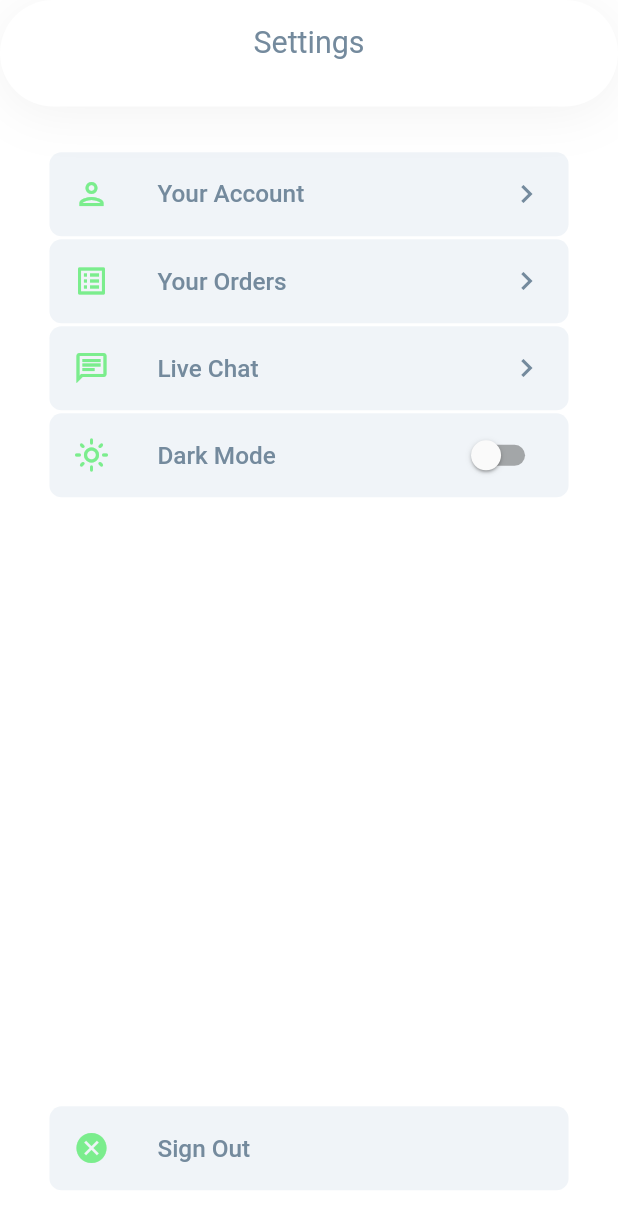
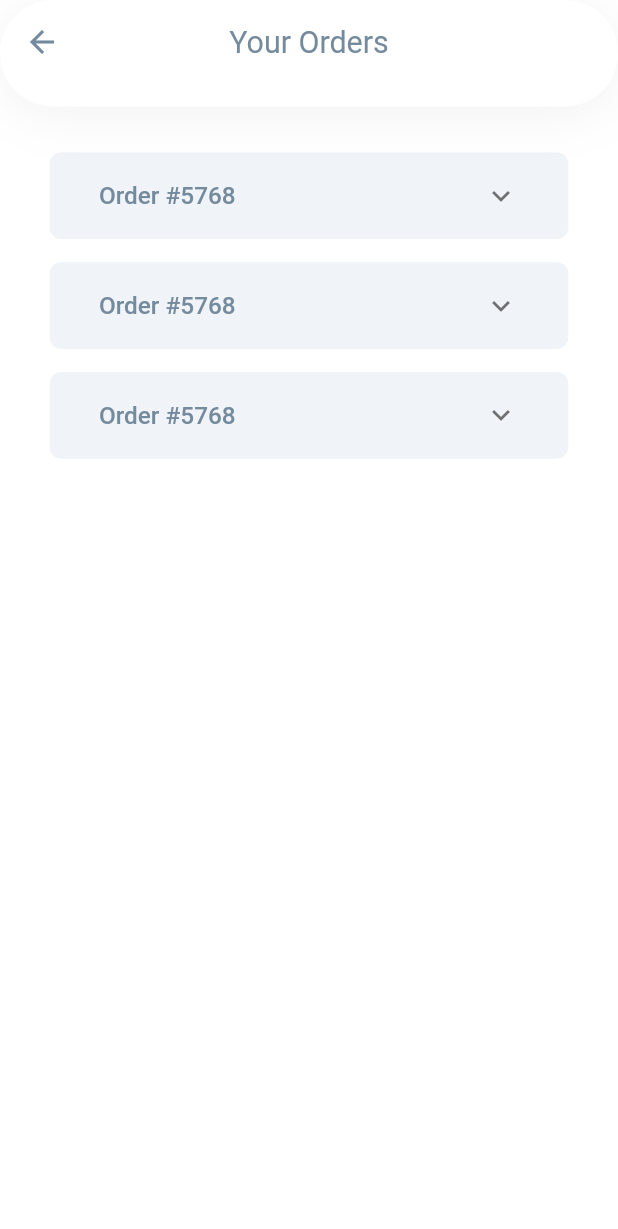
Before and after one commit to applevinc/fresh_food, a Flutter app: the SettingsScreen screen opened directly, after a tap on "Your Orders", on a phone screen of 412 x 824 dp. Shown: the top 1229 px of the screen. Run offline on Flutter 3.47's test engine with Material 2 defaults, Android fonts, the light colour scheme and no system bars; our stand-ins replace bubble_tab_indicator, dio, flutter_screenutil, get_it, tuple.

Commit message:
added 'your orders' screen

```diff
--- a/lib/src/settings/view/screens/settings.dart
+++ b/lib/src/settings/view/screens/settings.dart
@@ -4,6 +4,7 @@ import 'package:fresh_food_ui/src/core/style/constants.dart';
 import 'package:fresh_food_ui/src/core/widgets/appbar.dart';
 import 'package:flutter_screenutil/flutter_screenutil.dart';
 import 'package:fresh_food_ui/src/settings/view/screens/your_account/your_account.dart';
+import 'package:fresh_food_ui/src/settings/view/screens/your_orders/your_orders.dart';
 
 class SettingsScreen extends StatelessWidget {
   const SettingsScreen({Key key}) : super(key: key);
@@ -35,7 +36,14 @@ class SettingsScreen extends StatelessWidget {
                   CustomListTile(
                     title: 'Your Orders',
                     leading: Icons.list_alt_outlined,
-                    onTap: () {},
+                    onTap: () {
+                      Navigator.push(
+                        context,
+                        MaterialPageRoute(
+                          builder: (_) => YourOrdersScreen(),
+                        ),
+                      );
+                    },
                   ),
                   SizedBox(height: 2.h),
                   CustomListTile(
--- /dev/null
+++ b/lib/src/settings/view/screens/your_orders/components/order_expansiontile.dart
@@ -0,0 +1,137 @@
+import 'package:flutter/material.dart';
+import 'package:flutter_screenutil/flutter_screenutil.dart';
+import 'package:fresh_food_ui/src/core/assets/icons.dart';
+import 'package:fresh_food_ui/src/core/style/colors.dart';
+import 'package:fresh_food_ui/src/core/style/constants.dart';
+
+class OrderExpansionTile extends StatelessWidget {
+  const OrderExpansionTile({
+    Key key,
+  }) : super(key: key);
+
+  @override
+  Widget build(BuildContext context) {
+    return Padding(
+      padding: EdgeInsets.only(bottom: 15.h),
+      child: ClipRRect(
+        borderRadius: BorderRadius.circular(8.r),
+        child: ExpansionTile(
+          backgroundColor:
+              isDarkMode(context) ? AppColors.dark_grey : AppColors.lighter_grey,
+          collapsedBackgroundColor:
+              isDarkMode(context) ? AppColors.dark_grey : AppColors.lighter_grey,
+          tilePadding: EdgeInsets.symmetric(horizontal: 30.w),
+          childrenPadding: EdgeInsets.only(left: 30.w, right: 30.w, bottom: 23.h),
+          title: Text(
+            'Order #5768',
+            style: Theme.of(context).textTheme.bodyText1,
+          ),
+          children: [
+            _OrderRowItem(),
+            SizedBox(height: 5.h),
+            _OrderRowItem(),
+            SizedBox(height: 5.h),
+            _OrderRowItem(),
+            SizedBox(height: 30.h),
+            Row(
+              mainAxisAlignment: MainAxisAlignment.end,
+              children: [
+                Text(
+                  'Delivery',
+                  style: Theme.of(context)
+                      .textTheme
+                      .bodyText1
+                      .copyWith(color: AppColors.medium_grey),
+                ),
+                SizedBox(width: 27.w),
+                Text(
+                  '£10.80',
+                  style: Theme.of(context).textTheme.bodyText1,
+                ),
+              ],
+            ),
+            SizedBox(height: 5.h),
+            _OrderStatus()
+          ],
+        ),
+      ),
+    );
+  }
+}
+
+class _OrderRowItem extends StatelessWidget {
+  const _OrderRowItem({
+    Key key,
+  }) : super(key: key);
+
+  @override
+  Widget build(BuildContext context) {
+    return Row(
+      mainAxisAlignment: MainAxisAlignment.spaceBetween,
+      children: [
+        Text(
+          'Broccoli',
+          style: Theme.of(context).textTheme.bodyText1,
+        ),
+        Row(
+          children: [
+            Text(
+              '2 heads',
+              style: Theme.of(context)
+                  .textTheme
+                  .bodyText1
+                  .copyWith(color: AppColors.medium_grey),
+            ),
+            SizedBox(width: 27.w),
+            Text(
+              '£0.80',
+              style: Theme.of(context).textTheme.bodyText1,
+            ),
+          ],
+        ),
+      ],
+    );
+  }
+}
+
+class _OrderStatus extends StatelessWidget {
+  const _OrderStatus({
+    Key key,
+  }) : super(key: key);
+
+  @override
+  Widget build(BuildContext context) {
+    return Row(
+      mainAxisAlignment: MainAxisAlignment.spaceBetween,
+      children: [
+        Row(
+          children: [
+            Image.asset(AppIcons.delivery_selected),
+            SizedBox(width: 14.w),
+            Text(
+              'Shipped',
+              style:
+                  Theme.of(context).textTheme.bodyText1.copyWith(color: AppColors.green),
+            ),
+          ],
+        ),
+        Row(
+          children: [
+            Text(
+              'Total',
+              style: Theme.of(context)
+                  .textTheme
+                  .bodyText1
+                  .copyWith(color: AppColors.medium_grey),
+            ),
+            SizedBox(width: 27.w),
+            Text(
+              '£10.80',
+              style: Theme.of(context).textTheme.bodyText1,
+            ),
+          ],
+        ),
+      ],
+    );
+  }
+}
--- /dev/null
+++ b/lib/src/settings/view/screens/your_orders/your_orders.dart
@@ -0,0 +1,25 @@
+import 'package:flutter/material.dart';
+import 'package:flutter_screenutil/flutter_screenutil.dart';
+import 'package:fresh_food_ui/src/core/widgets/appbar.dart';
+import 'package:fresh_food_ui/src/settings/view/screens/your_orders/components/order_expansiontile.dart';
+
+class YourOrdersScreen extends StatelessWidget {
+  const YourOrdersScreen({Key key}) : super(key: key);
+
+  @override
+  Widget build(BuildContext context) {
+    return Scaffold(
+      appBar: CustomAppBar1(
+        title: 'Your Orders',
+        automaticallyImplyLeading: true,
+      ),
+      body: ListView.builder(
+          physics: BouncingScrollPhysics(),
+          padding: EdgeInsets.only(left: 30.w, right: 30.w, top: 30.h, bottom: 15.h),
+          itemCount: 3,
+          itemBuilder: (context, index) {
+            return OrderExpansionTile();
+          }),
+    );
+  }
+}
```
